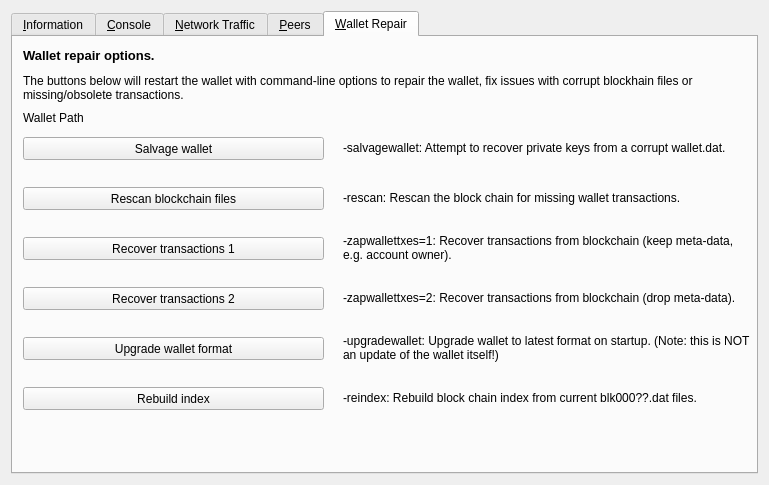
Qt form src/qt/forms/debugwindow.ui (blazegeek/blaze) before a commit.
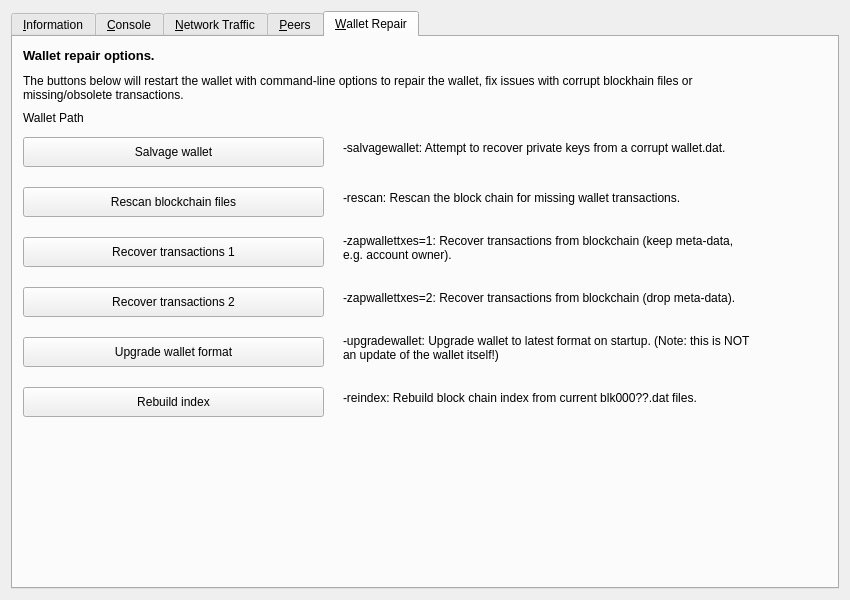
The same form after that commit. The open tabs and pages were chosen to show the change. Icons and pictures are not drawn. Custom widgets are drawn as their Qt base class.

The edit to the form file:
```diff
--- a/src/qt/forms/debugwindow.ui
+++ b/src/qt/forms/debugwindow.ui
@@ -6,8 +6,8 @@
    <rect>
     <x>0</x>
     <y>0</y>
-    <width>769</width>
-    <height>485</height>
+    <width>850</width>
+    <height>600</height>
    </rect>
   </property>
   <property name="windowTitle">
@@ -1442,13 +1442,13 @@
          <x>10</x>
          <y>100</y>
          <width>301</width>
-         <height>23</height>
+         <height>30</height>
         </rect>
        </property>
        <property name="minimumSize">
         <size>
          <width>180</width>
-         <height>23</height>
+         <height>30</height>
         </size>
        </property>
        <property name="text">
@@ -1461,13 +1461,13 @@
          <x>10</x>
          <y>150</y>
          <width>301</width>
-         <height>23</height>
+         <height>30</height>
         </rect>
        </property>
        <property name="minimumSize">
         <size>
          <width>180</width>
-         <height>23</height>
+         <height>30</height>
         </size>
        </property>
        <property name="text">
@@ -1480,13 +1480,13 @@
          <x>10</x>
          <y>200</y>
          <width>301</width>
-         <height>23</height>
+         <height>30</height>
         </rect>
        </property>
        <property name="minimumSize">
         <size>
          <width>180</width>
-         <height>23</height>
+         <height>30</height>
         </size>
        </property>
        <property name="text">
@@ -1499,13 +1499,13 @@
          <x>10</x>
          <y>250</y>
          <width>301</width>
-         <height>23</height>
+         <height>30</height>
         </rect>
        </property>
        <property name="minimumSize">
         <size>
          <width>180</width>
-         <height>23</height>
+         <height>30</height>
         </size>
        </property>
        <property name="text">
@@ -1518,13 +1518,13 @@
          <x>10</x>
          <y>300</y>
          <width>301</width>
-         <height>23</height>
+         <height>30</height>
         </rect>
        </property>
        <property name="minimumSize">
         <size>
          <width>180</width>
-         <height>23</height>
+         <height>30</height>
         </size>
        </property>
        <property name="text">
@@ -1662,7 +1662,7 @@
          <x>10</x>
          <y>350</y>
          <width>301</width>
-         <height>23</height>
+         <height>30</height>
         </rect>
        </property>
        <property name="text">
```
Left out of the diff: 14 changed lines with no effect on the pictures. Lines whose indentation alone changed are shown as unchanged.
